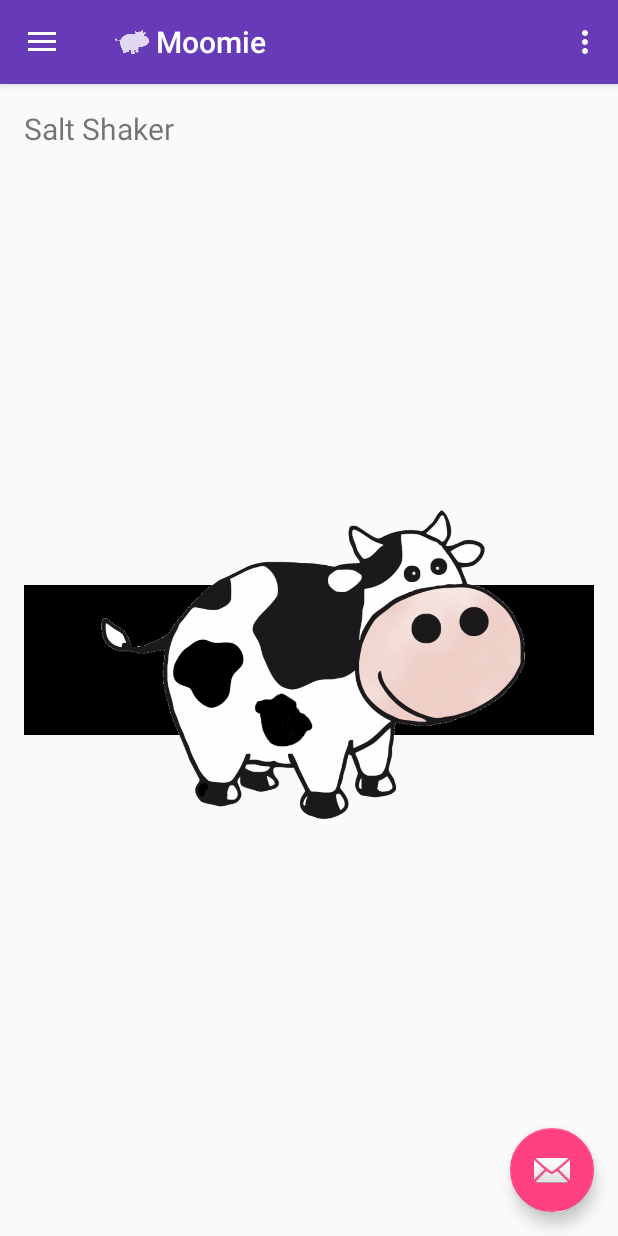
After one commit to bsberg/NewMoomieApp, an Android app: the fragment ToolsFragment placed in its activity, on a phone screen of 412 x 824 dp. The commit adds this screen. Run offline under Robolectric (Android 15) with nearby library versions, the phone set to English and light mode, and no system bars; 1 statement that could not run was skipped.

Commit message:
Movie View is scrollable, but without showing movie pictures
I also am trying to display a picture in the tools fragment. This is a
test to see if the url code works. Anybody can try and get this to work.

```diff
--- a/Moomie2/app/src/main/AndroidManifest.xml
+++ b/Moomie2/app/src/main/AndroidManifest.xml
@@ -42,7 +42,7 @@
             android:name=".menu"
             android:label="@string/title_activity_menu"
             android:theme="@style/AppTheme" />
-        <activity android:name=".AddMovieActivity"></activity>
+        <activity android:name=".AddMovieActivity" />
     </application>
 
 </manifest>
--- a/Moomie2/app/src/main/java/com/example/brianberg/moomie2/MainFragment.java
+++ b/Moomie2/app/src/main/java/com/example/brianberg/moomie2/MainFragment.java
@@ -141,8 +141,8 @@ public class MainFragment extends Fragment {
 
     public void onStop() {
         super.onStop();
-        mTokenTracker.stopTracking();
-        mProfileTracker.stopTracking();
+        //mTokenTracker.stopTracking();
+        //mProfileTracker.stopTracking();
     }
     @Override
     public void onActivityResult(int requestCode, int resultCode, Intent data) {
--- /dev/null
+++ b/Moomie2/app/src/main/java/com/example/brianberg/moomie2/ToolsFragment.java
@@ -0,0 +1,58 @@
+package com.example.brianberg.moomie2;
+
+import android.content.Context;
+import android.graphics.drawable.Drawable;
+import android.net.Uri;
+import android.os.Bundle;
+import android.support.v4.app.Fragment;
+import android.util.Log;
+import android.view.LayoutInflater;
+import android.view.View;
+import android.view.ViewGroup;
+import android.widget.ImageView;
+
+import java.io.IOException;
+import java.io.InputStream;
+import java.net.MalformedURLException;
+import java.net.URL;
+
+
+/**
+ * A simple {@link Fragment} subclass.
+ * Activities that contain this fragment must implement the
+ * {@link ToolsFragment.OnFragmentInteractionListener} interface
+ * to handle interaction events.
+ * Use the {@link ToolsFragment#newInstance} factory method to
+ * create an instance of this fragment.
+ */
+public class ToolsFragment extends Fragment {
+
+    public ToolsFragment(){
+        // Leave empty
+    }
+
+    @Override
+    public View onCreateView(LayoutInflater inflater, ViewGroup container,
+                             Bundle savedInstanceState) {
+        // Switch the image with url
+        ImageView ImageToSwitch = (ImageView) getView().findViewById(R.id.ImageToSwitch);
+        // Get Drawable from URL
+        try{
+            Log.d("Working", "Working");
+            System.out.println("Working");
+            InputStream is = (InputStream) new URL("https://s-media-cache-ak0.pinimg.com/736x/66/b4/1c/66b41c8b9f57e17150eba935791ca4ef.jpg").getContent();
+            Drawable d = Drawable.createFromStream(is,"https://s-media-cache-ak0.pinimg.com/736x/66/b4/1c/66b41c8b9f57e17150eba935791ca4ef.jpg");
+            ImageToSwitch.setImageDrawable(d);
+            Log.d("Working", "Working");
+            System.out.println("Working");
+        }
+        catch (MalformedURLException e) {
+        e.printStackTrace();
+        } catch (IOException e) {
+        e.printStackTrace();
+        }
+
+        // Inflate the layout for this fragment
+        return inflater.inflate(R.layout.fragment_tools, container, false);
+    }
+}
--- a/Moomie2/app/src/main/java/com/example/brianberg/moomie2/menu.java
+++ b/Moomie2/app/src/main/java/com/example/brianberg/moomie2/menu.java
@@ -96,11 +96,13 @@ public class menu extends AppCompatActivity
             // Handle the camera action
             fragment = new Friends_Fragment();
         } else if (id == R.id.nav_movie) {
+            //Intent intent = new Intent(this, MovieActivity.class);
+            //startActivity(intent);
             fragment = new MovieFragment();
         } else if (id == R.id.nav_profile) {
             fragment = new Profile_Fragment();
-        } else if (id == R.id.nav_manage) {
-            fragment = new Friends_Fragment();
+        } else if (id == R.id.nav_tools) {
+            fragment = new ToolsFragment();
         } else if (id == R.id.nav_FacebookButton) {
             fragment = new Friends_Fragment();
             Intent intent = new Intent(this, MainActivity.class);
--- /dev/null
+++ b/Moomie2/app/src/main/res/layout/fragment_tools.xml
@@ -0,0 +1,29 @@
+<FrameLayout xmlns:android="http://schemas.android.com/apk/res/android"
+    xmlns:tools="http://schemas.android.com/tools"
+    android:layout_width="match_parent"
+    android:layout_height="match_parent"
+    tools:context="com.example.brianberg.moomie2.ToolsFragment">
+
+    <!-- TODO: Update blank fragment layout -->
+
+    <View
+        android:layout_width="match_parent"
+        android:layout_height="100dp"
+        android:background="#000000"
+        android:layout_gravity="center" />
+
+    <ImageView
+        android:id="@+id/ImageToSwitch"
+        android:layout_width="300dp"
+        android:layout_height="300dp"
+        android:src="@drawable/cow"
+        android:layout_gravity="center" />
+
+    <TextView
+        android:layout_width="match_parent"
+        android:layout_height="match_parent"
+        android:textSize = "@dimen/abc_text_size_title_material_toolbar"
+        android:text="Salt Shaker"
+        android:layout_gravity="center_horizontal|top" />
+
+</FrameLayout>
--- a/Moomie2/app/src/main/res/menu/activity_menu_drawer.xml
+++ b/Moomie2/app/src/main/res/menu/activity_menu_drawer.xml
@@ -15,7 +15,7 @@
             android:icon="@drawable/ic_menu_slideshow"
             android:title="Profile" />
         <item
-            android:id="@+id/nav_manage"
+            android:id="@+id/nav_tools"
             android:icon="@drawable/ic_menu_manage"
             android:title="Tools" />
     </group>
--- a/Moomie2/app/src/main/res/values/strings.xml
+++ b/Moomie2/app/src/main/res/values/strings.xml
@@ -17,6 +17,7 @@
     <string name="xml_error">There was an error with the XML to parse</string>
     <string name="page_title">Moomie</string>
     <string name="updated">OMDB has updated</string>
+    <string name="title_activity_movie">MovieActivity</string>
 
 
 </resources>
--- a/Moomie2/build.gradle
+++ b/Moomie2/build.gradle
@@ -5,7 +5,7 @@ buildscript {
         jcenter()
     }
     dependencies {
-        classpath 'com.android.tools.build:gradle:1.5.0'
+        classpath 'com.android.tools.build:gradle:2.0.0'
 
         // NOTE: Do not place your application dependencies here; they belong
         // in the individual module build.gradle files
```
Also changed, not shown: Moomie2/app/src/main/java/com/example/brianberg/moomie2/MainActivity.java (+10 -0 lines), Moomie2/app/src/main/java/com/example/brianberg/moomie2/MovieAdapter.java (added, +108 -0 lines), Moomie2/app/src/main/java/com/example/brianberg/moomie2/MovieFragment.java (+20 -12 lines), Moomie2/app/src/main/res/layout/activity_main.xml (+10 -1 lines), Moomie2/app/src/main/res/layout/fragment_movie.xml (+3 -4 lines), Moomie2/app/src/main/res/layout/movie_row_layout.xml (added, +35 -0 lines), Moomie2/app/src/main/res/layout/nav_header_menu.xml (+5 -5 lines), Moomie2/app/src/main/res/layout/nav_header_menu2.xml (+4 -4 lines), Moomie2/app/src/main/res/drawable-mdpi/cow.png (added), Moomie2/gradle/wrapper/gradle-wrapper.properties.
